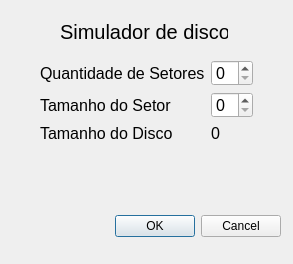
Old version of the form GerenciadorDeDisco/dialog.ui in the repository claranobre/project_disk.
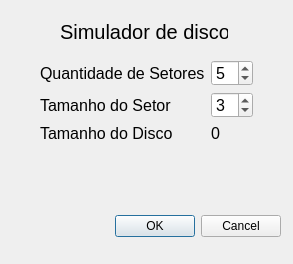
New version of the form.

```diff
--- a/GerenciadorDeDisco/dialog.ui
+++ b/GerenciadorDeDisco/dialog.ui
@@ -47,7 +47,7 @@
     <string>Simulador de disco</string>
    </property>
   </widget>
-  <widget class="QWidget" name="">
+  <widget class="QWidget" name="layoutWidget">
    <property name="geometry">
     <rect>
      <x>40</x>
@@ -76,6 +76,12 @@
         <pointsize>12</pointsize>
        </font>
       </property>
+      <property name="minimum">
+       <number>1</number>
+      </property>
+      <property name="value">
+       <number>5</number>
+      </property>
      </widget>
     </item>
     <item row="1" column="0">
@@ -97,6 +103,12 @@
         <pointsize>12</pointsize>
        </font>
       </property>
+      <property name="minimum">
+       <number>1</number>
+      </property>
+      <property name="value">
+       <number>3</number>
+      </property>
      </widget>
     </item>
     <item row="2" column="0">
```
